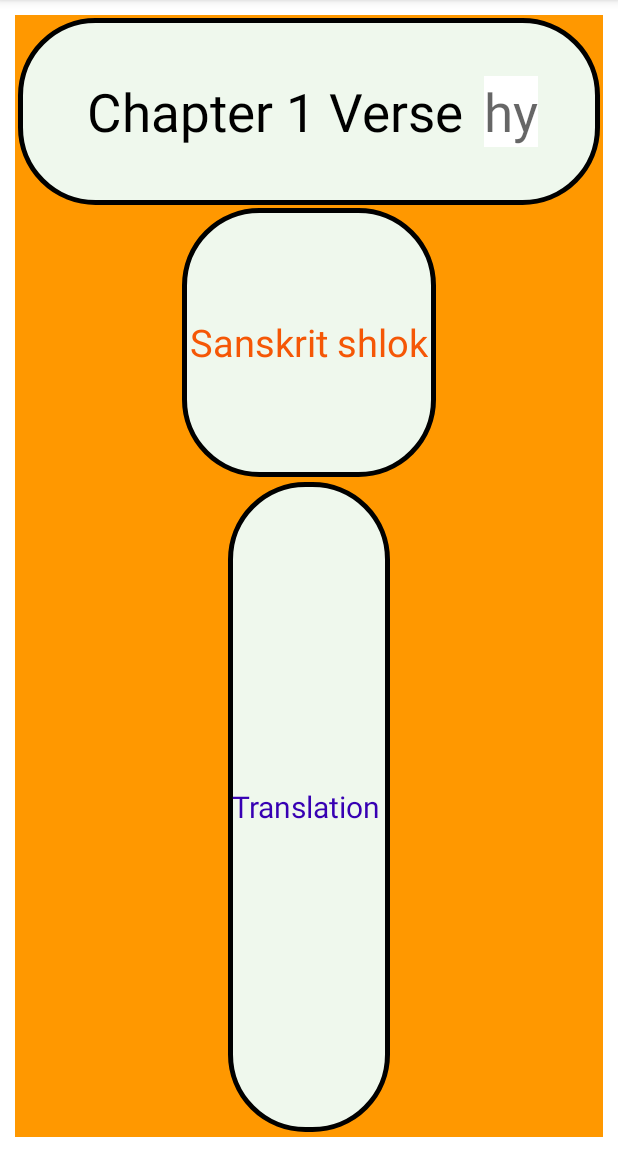
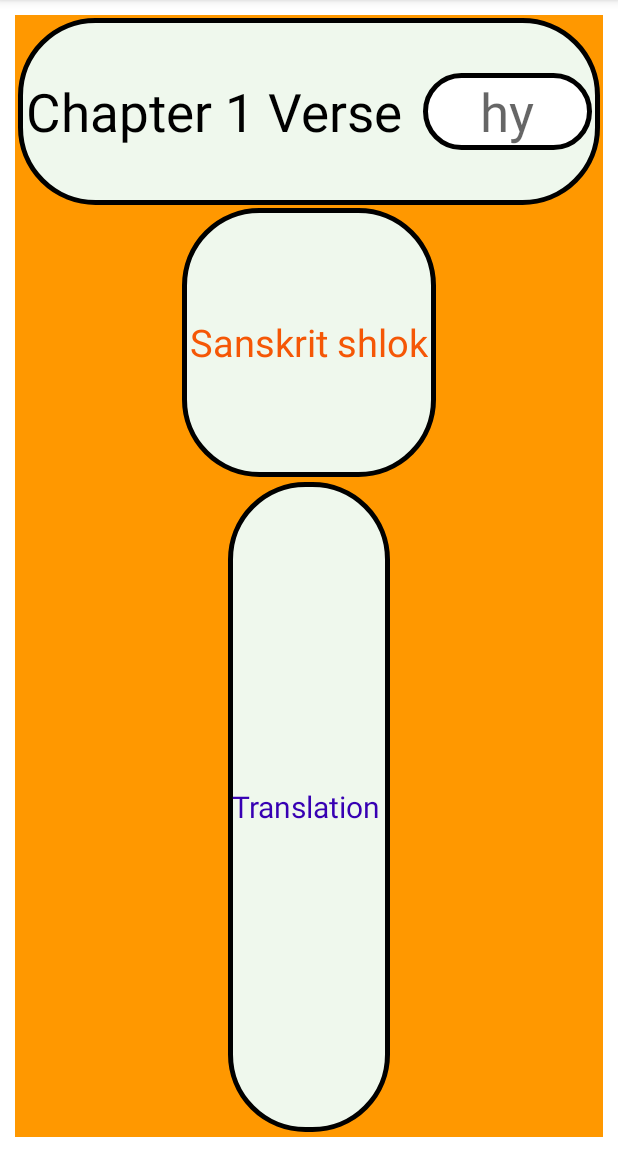
Before and after one commit to Suryash-Jha/BhagwatGita_Android, an Android app: the fragment VerseContent shown on its own in the app's theme, on a phone screen of 412 x 824 dp, the part 84-1236 px from its top. Run offline under Robolectric (Android 15) with nearby library versions, the light colour scheme and no system bars; network calls fail; 1 statement that could not run was skipped.

Commit message:
Goto particular verse feature added

```diff
--- /dev/null
+++ b/app/src/main/res/drawable/verse_editext.xml
@@ -0,0 +1,15 @@
+<?xml version="1.0" encoding="utf-8"?>
+<shape xmlns:android="http://schemas.android.com/apk/res/android"
+    android:shape="rectangle">
+    <stroke
+        android:width="3sp"
+        android:color="@color/black"
+        />
+    <corners
+        android:radius="40sp"
+        />
+    <solid
+        android:color="#FFFFFF"
+        />
+
+</shape>
--- a/app/src/main/res/layout/fragment_verse_content.xml
+++ b/app/src/main/res/layout/fragment_verse_content.xml
@@ -34,13 +34,17 @@
 
             />
         <EditText
-            android:layout_width="wrap_content"
+            android:layout_width="match_parent"
             android:layout_height="wrap_content"
             android:hint="hy"
+            android:layout_marginRight="5sp"
             android:id="@+id/editVerse"
             android:textSize="35sp"
+            android:padding="2sp"
+            android:gravity="center"
+            android:textColor="#000000"
+            android:background="@drawable/verse_editext"
             android:inputType="number"
-            android:background="@color/white"
             />
         </LinearLayout>
 
```
Also changed, not shown: app/src/main/java/com/example/bhagwatgita/MainActivity.kt (+25 -4 lines), app/src/main/java/com/example/bhagwatgita/VerseAdapter.kt (+23 -2 lines).
